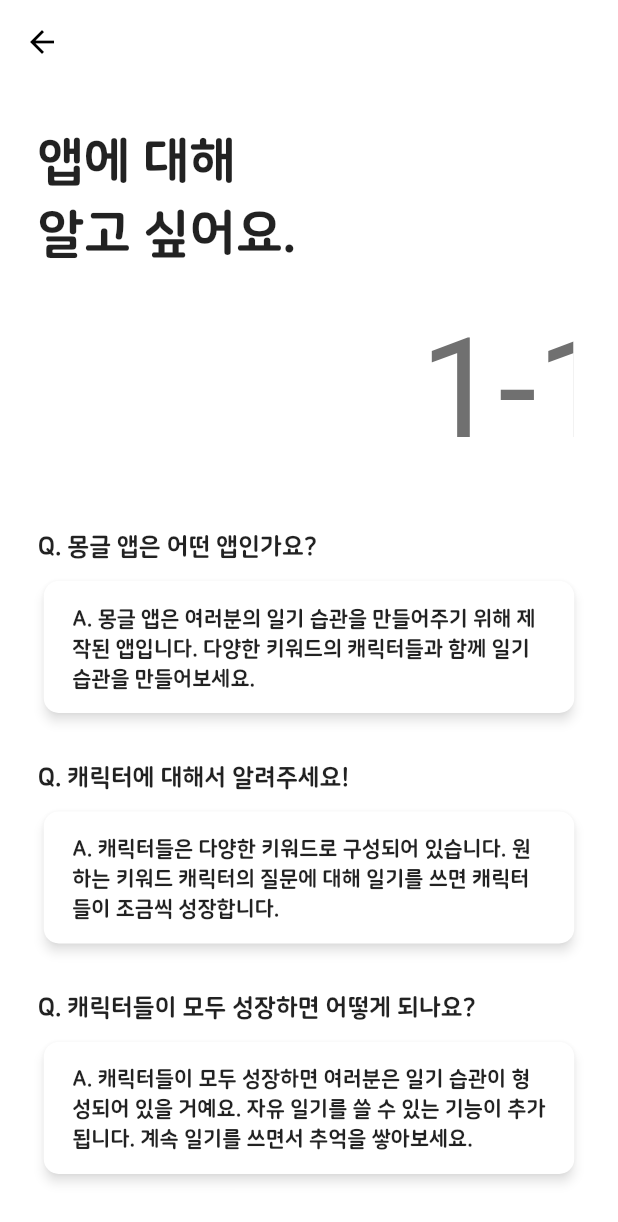
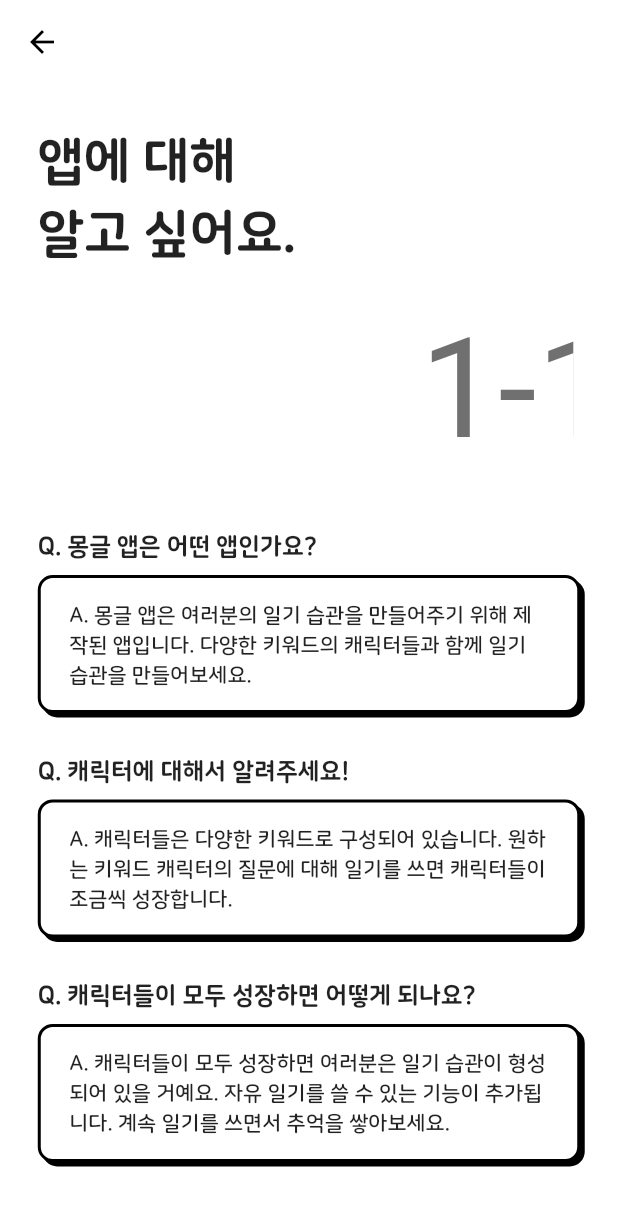
Before and after one commit to Heewookji/dhh_client, a Flutter app: the InfoScreen screen opened by its route, on a phone screen of 412 x 824 dp. Shown: the top 1222 px of the screen. Run offline on Flutter 3.47's test engine with Material 2 defaults, Android fonts, the light colour scheme and no system bars; our stand-ins replace built_value, flutter_local_notifications, flutter_native_timezone, flutter_svg, sqflite, timezone; accounts and stored records are empty; generated files the repository leaves out were written again.

Commit message:
fix: custom card 적용

```diff
--- a/lib/screens/alarm_screen.dart
+++ b/lib/screens/alarm_screen.dart
@@ -1,5 +1,6 @@
 import 'package:dhh_client/constants.dart';
 import 'package:dhh_client/services/notification_service.dart';
+import 'package:dhh_client/widgets/custom_card.dart';
 import 'package:dhh_client/widgets/custom_raised_button.dart';
 import 'package:flutter/cupertino.dart';
 import 'package:flutter/material.dart';
@@ -69,8 +70,8 @@
               ),
               Container(
                 height: _bodySize.height * 0.3,
-                child: Card(
-                  child: CupertinoTheme(
+                child: CustomCard(
+                  CupertinoTheme(
                     data: CupertinoThemeData(
                       textTheme: CupertinoTextThemeData(
                         dateTimePickerTextStyle: theme.textTheme.subtitle1,
@@ -89,6 +90,7 @@
               Container(
                 child: CustomRaisedButton(
                   '설정',
+                  color: Colors.black,
                   onPressed: _setAlarmSchedule,
                   alignment: Alignment.center,
                 ),
--- a/lib/screens/info_screen.dart
+++ b/lib/screens/info_screen.dart
@@ -1,4 +1,5 @@
 import 'package:dhh_client/constants.dart';
+import 'package:dhh_client/widgets/custom_card.dart';
 import 'package:flutter/material.dart';
 import 'package:flutter/rendering.dart';
 import 'package:flutter_svg/flutter_svg.dart';
@@ -57,7 +58,7 @@
                 ),
               ),
               for (final entry in _questionAnswerMap.entries)
-                _buildQuestionAnswer(_bodySize, entry),
+                _buildQuestionAnswer(_bodySize, entry, theme),
             ],
           ),
         ),
@@ -65,7 +66,7 @@
     );
   }
 
-  Widget _buildQuestionAnswer(Size _bodySize, MapEntry entry) {
+  Widget _buildQuestionAnswer(Size _bodySize, MapEntry entry, ThemeData theme) {
     return Column(
       crossAxisAlignment: CrossAxisAlignment.stretch,
       children: [
@@ -74,14 +75,12 @@
           margin: EdgeInsets.only(bottom: _bodySize.height * 0.01082),
         ),
         Container(
-          child: Card(
-            child: Padding(
-              padding: EdgeInsets.symmetric(horizontal: 19, vertical: 14),
-              child: Text(
-                entry.value,
-                style: TextStyle(fontSize: 14),
-              ),
+          child: CustomCard(
+            Text(
+              entry.value,
+              style: theme.textTheme.bodyText1,
             ),
+            padding: EdgeInsets.symmetric(horizontal: 19, vertical: 14),
           ),
           margin: EdgeInsets.only(bottom: _bodySize.height * 0.03243),
         ),
--- /dev/null
+++ b/lib/widgets/custom_card.dart
@@ -0,0 +1,45 @@
+import 'package:flutter/material.dart';
+
+class CustomCard extends StatelessWidget {
+  final Widget child;
+  final Function onPressed;
+  final Alignment alignment;
+  final EdgeInsets padding;
+
+  CustomCard(
+    this.child, {
+    this.onPressed,
+    this.padding,
+    this.alignment,
+  });
+
+  static const Offset outerShadow = Offset(3, 3);
+  static final BoxBorder border = Border.all(width: 2, color: Colors.black);
+
+  @override
+  Widget build(BuildContext context) {
+    return GestureDetector(
+      child: Container(
+        decoration: BoxDecoration(
+          color: Colors.white,
+          borderRadius: const BorderRadius.all(
+            Radius.circular(10.0),
+          ),
+          border: border,
+          boxShadow: [
+            BoxShadow(
+              color: Colors.black,
+              offset: outerShadow,
+            ),
+          ],
+        ),
+        alignment: alignment,
+        padding: padding,
+        child: child,
+      ),
+      onTap: () {
+        if (onPressed != null) onPressed();
+      },
+    );
+  }
+}
```
Also changed, not shown: lib/root_theme.dart (+0 -7 lines), lib/services/notification_service.dart (+5 -4 lines).
